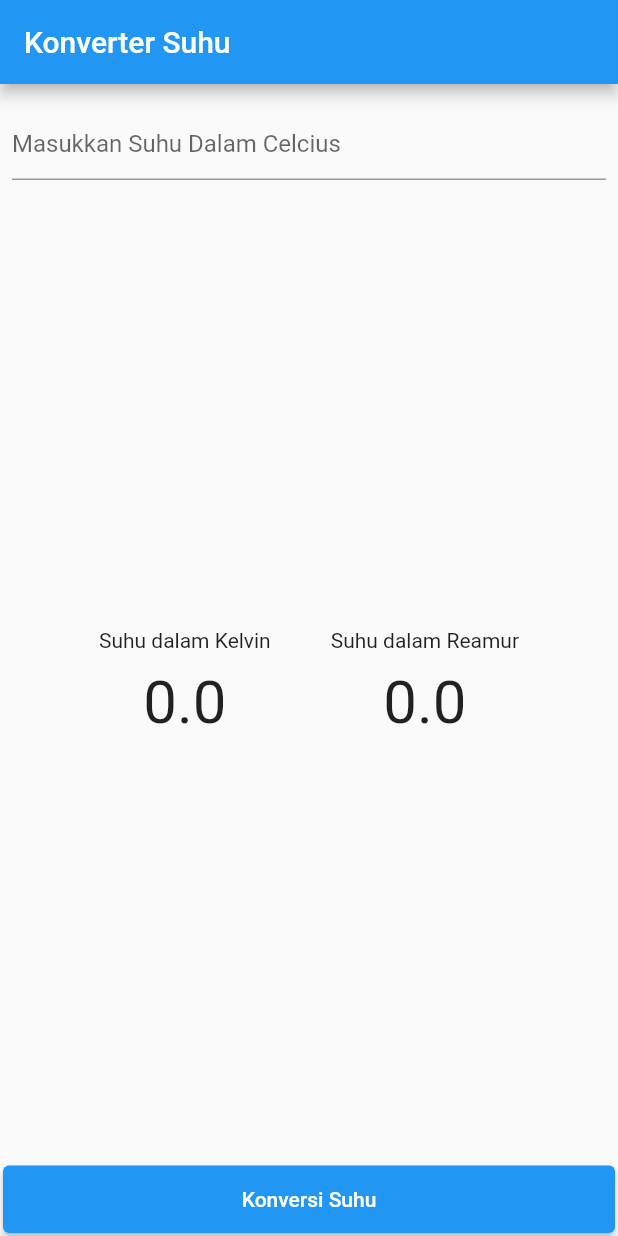
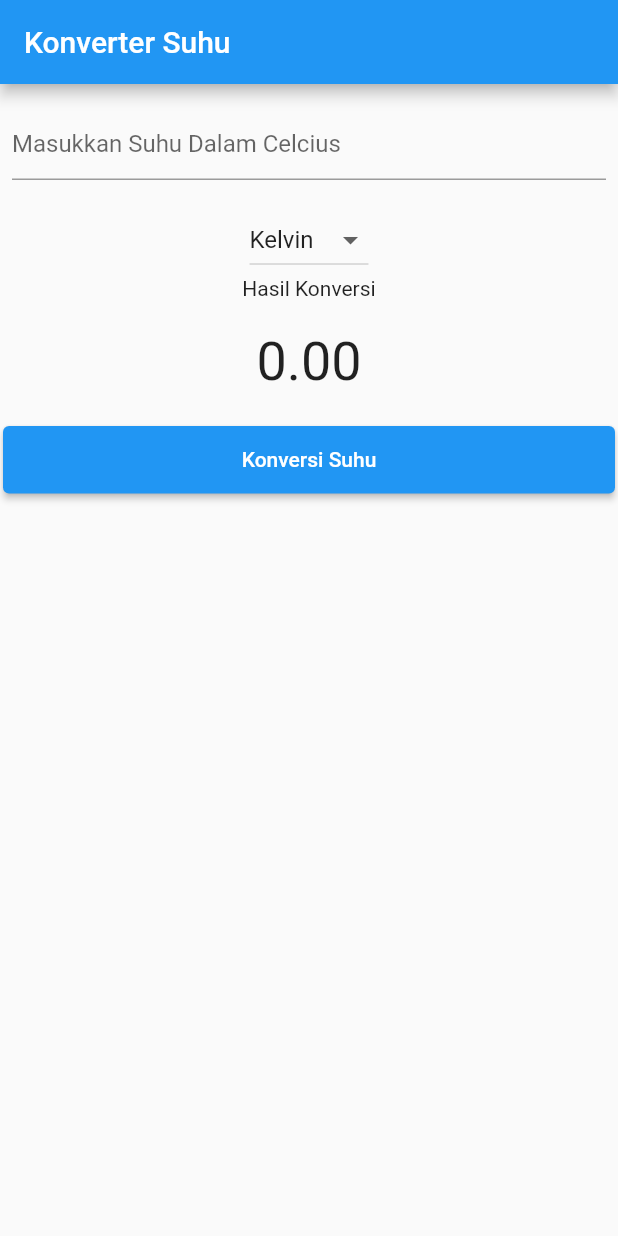
Before and after one commit to fika-aini/konversi_suhu_flutter, a Flutter app: the screen it shows after launch, on a phone screen of 412 x 824 dp. Run offline on Flutter 3.47's test engine with Material 2 defaults, Android fonts, the phone set to English and light mode, and no system bars.

Commit message:
js4_statefull widget and map

```diff
--- a/lib/main.dart
+++ b/lib/main.dart
@@ -1,6 +1,7 @@
 import 'package:flutter/material.dart';
 import 'package:flutter/services.dart';
 import 'package:konversi_suhu_flutter/widget/button.dart';
+import 'package:konversi_suhu_flutter/widget/dropdown.dart';
 import 'package:konversi_suhu_flutter/widget/input.dart';
 import 'package:konversi_suhu_flutter/widget/result.dart';
 
@@ -19,12 +20,28 @@ class _MyAppState extends State<MyApp> {
   double _kelvin = 0;
   double _reamur = 0;
   double _inputUser = 0;
+  String _newValue = "Kelvin";
+  double _result = 0;
+  var listItems = ["Kelvin", "Reamur"];
+  List<String> listHasil = [];
 
   void temperatureConversion() {
     setState(() {
       _inputUser = double.parse(getSuhu.text);
-      _kelvin = _inputUser + 273;
-      _reamur = _inputUser * (4 / 5);
+      if (_newValue == "Kelvin") {
+        _result = 273 + _inputUser;
+        listHasil.add("Kelvin : $_result");
+      }  else {
+        _result = 0.8 * _inputUser;
+        listHasil.add("Reamur : $_result");
+      }
+    });
+  }
+
+  _onDropdownChanged(String? changeValue) {
+    setState(() {
+      _newValue = changeValue!;
+      temperatureConversion();
     });
   }
 
@@ -32,7 +49,7 @@ class _MyAppState extends State<MyApp> {
   Widget build(BuildContext context) {
     return MaterialApp(
       debugShowCheckedModeBanner: false,
-      title: 'Flutter Demo',
+      title: 'Konverter Suhu - 23 Rofika Nur Aini',
       theme: ThemeData(
         primarySwatch: Colors.blue,
         visualDensity: VisualDensity.adaptivePlatformDensity,
@@ -47,13 +64,30 @@ class _MyAppState extends State<MyApp> {
               InputSuhu(
                 getSuhu: getSuhu,
               ),
+              dropdown(
+                dropdownOnChanged: _onDropdownChanged,
+                listItem: listItems,
+                newValue: _newValue,
+              ),
               InformationSuhu(
-                kelvin: _kelvin,
-                reamur: _reamur,
+                //kelvin: _kelvin,
+                //reamur: _reamur,
+                result: _result,
               ),
-              ButtonWidget(konversi: temperatureConversion)
+              ButtonWidget(konversi: temperatureConversion),
+              Expanded(
+                  child: ListView.builder(
+                    itemCount: listHasil.length,
+                    itemBuilder: (context, index) {
+                      return Text(
+                        listHasil[index]
+                        );
+                    },
+                  ),
+                ),
             ],
-          )),
+          )
+      ),
     );
   }
 }
--- /dev/null
+++ b/lib/widget/dropdown.dart
@@ -0,0 +1,26 @@
+import 'package:flutter/material.dart';
+
+class dropdown extends StatelessWidget {
+  const dropdown({
+    super.key,
+    required this.dropdownOnChanged,
+    required this.listItem,
+    required this.newValue,
+  });
+  final Function(String?)? dropdownOnChanged;
+  final List<String> listItem;
+  final String newValue;
+  @override
+  Widget build(BuildContext context) {
+    return DropdownButton<String>(
+      items: listItem.map((String value) {
+        return DropdownMenuItem<String>(
+          value: value,
+          child: Text(value),
+        );
+      }).toList(),
+      value: newValue,
+      onChanged: dropdownOnChanged,
+    );
+  }
+}
--- a/lib/widget/result.dart
+++ b/lib/widget/result.dart
@@ -3,60 +3,26 @@ import 'package:flutter/services.dart';
 
 class InformationSuhu extends StatelessWidget {
   const InformationSuhu({
-    Key? key,
-    required this.kelvin,
-    required this.reamur,
-  }) : super(key: key);
+    super.key,
+    required this.result
+  });
 
-  final double kelvin;
-  final double reamur;
+  final double result;
 
   @override
   Widget build(BuildContext context) {
     return Container(
       child: Column(
         children: [
-          Row(
-            mainAxisAlignment: MainAxisAlignment.center,
-            children: <Widget>[
-              Container(
-                padding: const EdgeInsets.all(10),
-                child: Column(
-                  children: [
-                    const Text('Suhu dalam Kelvin'),
-                    const SizedBox(
-                      height: 10,
-                    ),
-                    Text(
-                      kelvin.toStringAsFixed(1),
-                      style: const TextStyle(
-                        fontSize: 40,
-                      ),
-                    ),
-                  ],
-                ),
+          const Text("Hasil Konversi"),
+          Container(
+            margin: const EdgeInsets.only(top: 20, bottom: 20),
+            child: Expanded(
+              child: Text(
+                result.toStringAsFixed(2),
+                style: const TextStyle(fontSize: 36),
               ),
-              const SizedBox(
-                width: 20,
-              ),
-              Container(
-                padding: const EdgeInsets.all(10),
-                child: Column(
-                  children: [
-                    const Text('Suhu dalam Reamur'),
-                    const SizedBox(
-                      height: 10,
-                    ),
-                    Text(
-                      reamur.toStringAsFixed(1),
-                      style: TextStyle(
-                        fontSize: 40,
-                      ),
-                    ),
-                  ],
-                ),
-              ),
-            ],
+            ),
           ),
         ],
       ),
```
Also changed, not shown: images/img4.png (added), images/img5.png (added), images/img6.png (added), 1 other file.
